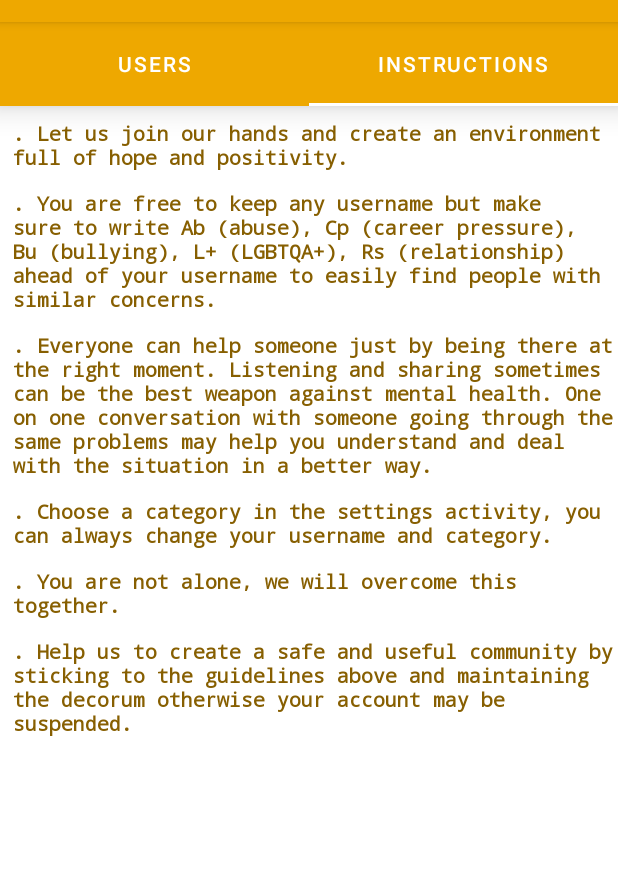
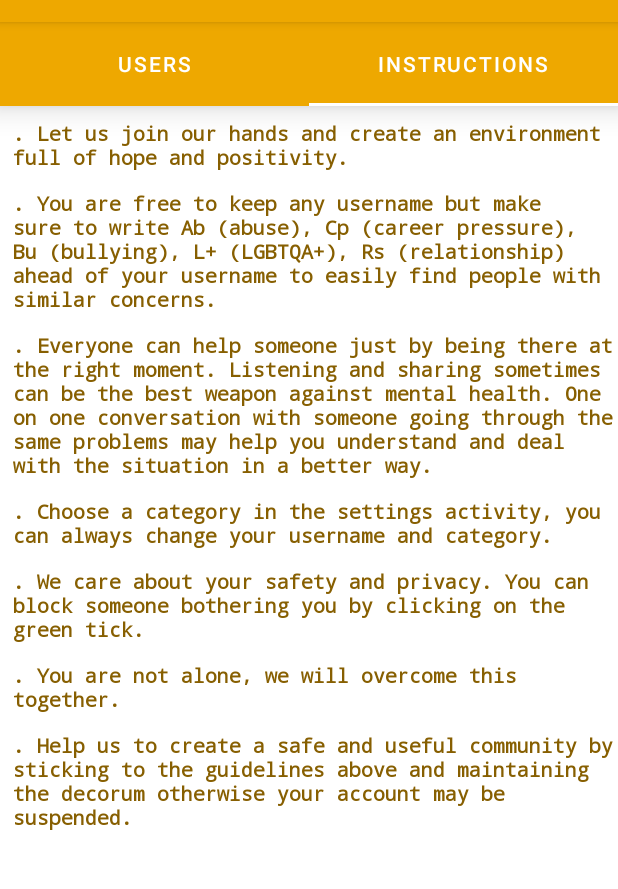
Before and after one commit to anushka530/Yellow, an Android app: the ChatFragment screen opened directly, with no data from a screen before it, tab 2 chosen, on a phone screen of 412 x 824 dp, the part 62-951 px from its top. Run offline under Robolectric (Android 15) with nearby library versions, the phone set to English and light mode, and no system bars; our stand-ins replace Firebase (no records; nobody signed in at launch, a user with empty details on screens opened directly), Picasso; pictures from the network do not load; 2 statements that could not run were skipped.

Commit message:
Added all files

```diff
--- a/app/src/main/java/com/example/aasthaapp/Adapters/UsersAdapter.java
+++ b/app/src/main/java/com/example/aasthaapp/Adapters/UsersAdapter.java
@@ -41,7 +41,7 @@ import static java.util.Collections.addAll;
 
 public class UsersAdapter extends RecyclerView.Adapter<UsersAdapter.viewHolder> {
 
-    ArrayList<User> list;
+    public ArrayList<User> list;
     Context context;
 
     FirebaseAuth firebaseAuth;
@@ -51,6 +51,7 @@ public class UsersAdapter extends RecyclerView.Adapter<UsersAdapter.viewHolder>
     public UsersAdapter(ArrayList<User> list, Context context) {
         this.list = list;
         this.context = context;
+
 
         firebaseAuth= FirebaseAuth.getInstance();
         myUid= firebaseAuth.getUid();
@@ -224,6 +225,7 @@ public class UsersAdapter extends RecyclerView.Adapter<UsersAdapter.viewHolder>
 
     }
 
+
     public static class viewHolder extends RecyclerView.ViewHolder {
         ImageView image,blockIv;
         TextView userName, lastMessage;
--- a/app/src/main/java/com/example/aasthaapp/Fragments/ChatFragment.java
+++ b/app/src/main/java/com/example/aasthaapp/Fragments/ChatFragment.java
@@ -3,6 +3,7 @@ package com.example.aasthaapp.Fragments;
 import android.os.Bundle;
 
 import androidx.annotation.NonNull;
+import androidx.appcompat.widget.SearchView;
 import androidx.fragment.app.Fragment;
 import androidx.recyclerview.widget.LinearLayoutManager;
 
@@ -22,7 +23,7 @@ import com.google.firebase.database.ValueEventListener;
 
 import java.util.ArrayList;
 
-public class ChatFragment extends Fragment {
+public class ChatFragment extends Fragment  {
 
 
     public ChatFragment() {
@@ -33,6 +34,8 @@ public class ChatFragment extends Fragment {
     ArrayList<User> list = new ArrayList<>();
     FirebaseDatabase database;
     FirebaseAuth auth;
+    UsersAdapter adapter;
+
 
     @Override
     public View onCreateView(@NonNull LayoutInflater inflater, ViewGroup container,
@@ -42,7 +45,7 @@ public class ChatFragment extends Fragment {
         database = FirebaseDatabase.getInstance();
         auth = FirebaseAuth.getInstance();
 
-        UsersAdapter adapter= new UsersAdapter(list, getContext());
+        adapter= new UsersAdapter(list, getContext());
         binding.chatRecyler.setAdapter(adapter);
 
 
@@ -73,8 +76,9 @@ public class ChatFragment extends Fragment {
 
             }
         });
+
         return binding.getRoot();
-    }
+        }
     @Override
     public void onResume() {
         String currentId = FirebaseAuth.getInstance().getUid();
@@ -89,4 +93,5 @@ public class ChatFragment extends Fragment {
         super.onPause();
     }
 
+
 }
--- a/app/src/main/res/layout/fragment_instruction.xml
+++ b/app/src/main/res/layout/fragment_instruction.xml
@@ -64,6 +64,20 @@
         android:textStyle="bold" />
 
     <TextView
+        android:id="@+id/textView10"
+        android:layout_width="match_parent"
+        android:layout_height="wrap_content"
+        android:layout_marginStart="5dp"
+        android:layout_marginLeft="5dp"
+        android:layout_marginTop="5dp"
+        android:fontFamily="monospace"
+        android:padding="3dp"
+        android:text="@string/we_care_about_your_safety_and_privacy_you_can_block_someone_bothering_you_by_clicking_on_the_green_tick"
+        android:textColor="#875F01"
+        android:textSize="13sp"
+        android:textStyle="bold" />
+
+    <TextView
         android:id="@+id/textView8"
         android:layout_width="match_parent"
         android:layout_height="wrap_content"
--- a/app/src/main/res/menu/menu.xml
+++ b/app/src/main/res/menu/menu.xml
@@ -14,10 +14,7 @@
 
         />
 
-    <item
-        android:id="@+id/explore"
-        android:title="@string/explore"
-        />
+
 
 
 </menu>
--- a/app/src/main/res/values/strings.xml
+++ b/app/src/main/res/values/strings.xml
@@ -1,6 +1,5 @@
 <resources>
     <string name="app_name">AashaApp</string>
-    <string name="explore">Explore</string>
     <string name="settings">Settings</string>
     <string name="logout">Logout</string>
     <string name="let_us_join_our_hands_and_create_an_environment_full_of_hope_and_positivity">. Let us join our hands and create an environment full of hope and positivity.</string>
@@ -9,6 +8,7 @@
     <string name="you_are_not_alone_we_will_overcome_this_together">. You are not alone, we will overcome this together.</string>
     <string name="help_us_to_create_a_safe_and_useful_community_by_sticking_to_the_guidelines_above_and_maintaining_the_decorum_otherwise_your_account_may_be_suspended">. Help us to create a safe and useful community by sticking to the guidelines above and maintaining the decorum otherwise your account may be suspended.</string>
     <string name="everyone_can_help_someone_just_by_being_there_at_the_right_moment_listening_and_sharing_sometimes_can_be_the_best_weapon_against_mental_health_one_on_one_conversation_with_someone_going_through_the_same_problems_may_help_you_understand_and_deal_with_the_situation_in_a_better_way">. Everyone can help someone just by being there at the right moment. Listening and sharing sometimes can be the best weapon against mental health. One on one conversation with someone going through the same problems may help you understand and deal with the situation in a better way.</string>
+    <string name="we_care_about_your_safety_and_privacy_you_can_block_someone_bothering_you_by_clicking_on_the_green_tick">. We care about your safety and privacy. You can block someone bothering you by clicking on the green tick.</string>
 
 
     <string-array name="names">
```
Also changed, not shown: app/src/main/java/com/example/aasthaapp/Adapters/ChatAdapter.java (+6 -2 lines), app/src/main/java/com/example/aasthaapp/MainActivity.java (+0 -7 lines), app/src/main/java/com/example/aasthaapp/aboutActivity.java (+1 -6 lines), app/src/main/res/layout/fragment_chat.xml (+10 -0 lines).
